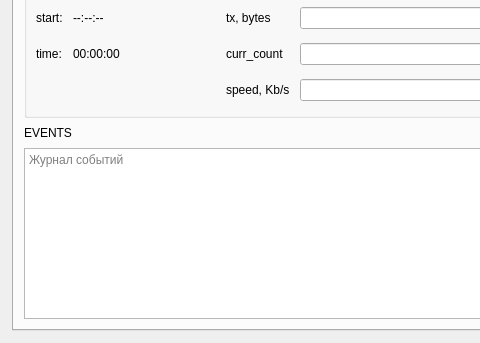
This is TxDataTester/mainwindow.ui in savver/TxRxDataTester as Qt 5 draws it before an edit; both pictures show x 0 to 480 and y 437 to 780 of the 850 by 780 pixel window. The edited form follows.
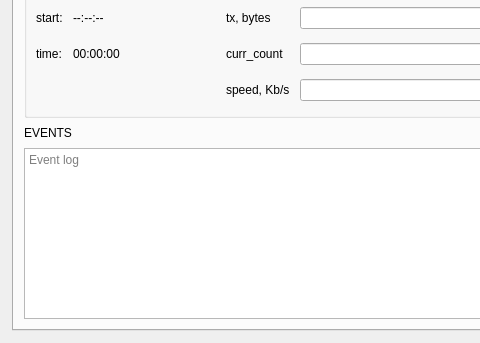
This is the edited form.

Diff of the .ui file:
```diff
--- a/TxDataTester/mainwindow.ui
+++ b/TxDataTester/mainwindow.ui
@@ -800,7 +800,7 @@
            <number>10000</number>
           </property>
           <property name="placeholderText">
-           <string>Журнал событий</string>
+           <string>Event log</string>
           </property>
          </widget>
         </item>
```
Left out of the diff: 10 changed lines with no effect on the pictures.
